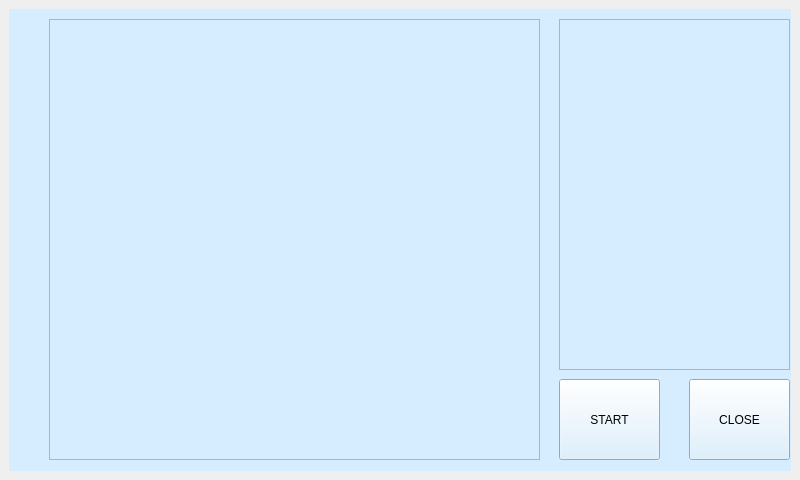
This is mainwindow.ui in apapillonge1/strategie as Qt 5 draws it before an edit. The edited form follows.
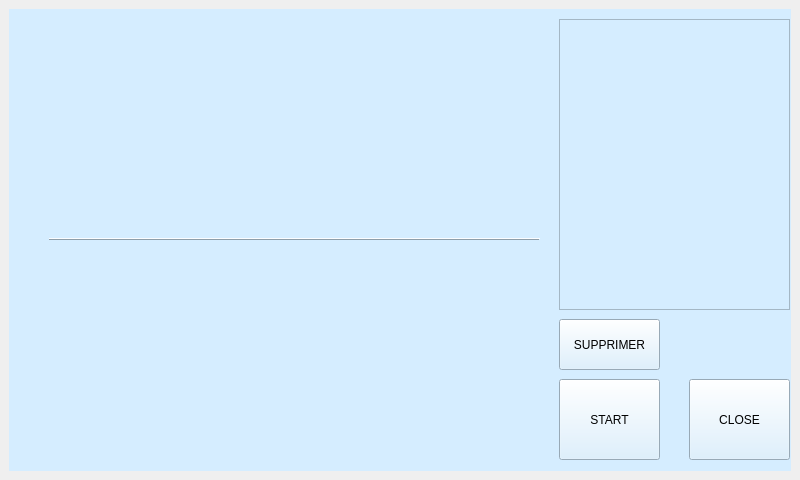
This is the edited form.

Commit message: Bouton delete tests

Patch:
```diff
--- a/mainwindow.ui
+++ b/mainwindow.ui
@@ -113,6 +113,12 @@
         <property name="acceptDrops">
          <bool>false</bool>
         </property>
+        <property name="frameShape">
+         <enum>QFrame::HLine</enum>
+        </property>
+        <property name="frameShadow">
+         <enum>QFrame::Raised</enum>
+        </property>
         <property name="widgetResizable">
          <bool>true</bool>
         </property>
@@ -121,8 +127,8 @@
           <rect>
            <x>0</x>
            <y>0</y>
-           <width>489</width>
-           <height>439</height>
+           <width>487</width>
+           <height>437</height>
           </rect>
          </property>
          <layout class="QGridLayout" name="gridLayout">
@@ -151,13 +157,26 @@
           <x>550</x>
           <y>10</y>
           <width>231</width>
-          <height>351</height>
+          <height>291</height>
          </rect>
         </property>
         <property name="acceptDrops">
          <bool>false</bool>
         </property>
        </widget>
+       <widget class="QPushButton" name="btn_suppr_tests">
+        <property name="geometry">
+         <rect>
+          <x>550</x>
+          <y>310</y>
+          <width>101</width>
+          <height>51</height>
+         </rect>
+        </property>
+        <property name="text">
+         <string>SUPPRIMER</string>
+        </property>
+       </widget>
       </widget>
       <widget class="QWidget" name="map_test_2">
        <widget class="QPushButton" name="btn_fin_test_map_test">
```
The commit also changes 3 other files.
